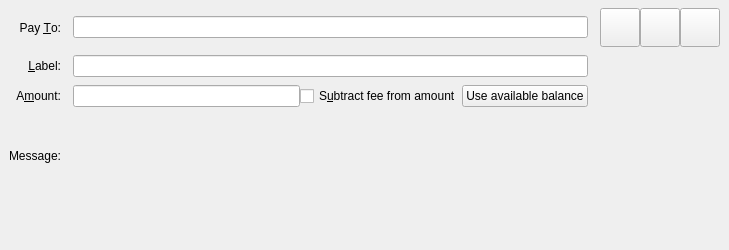
The window that src/qt/forms/sendcoinsentry.ui (Bitcoin-ABC/bitcoin-abc) describes before a commit, drawn with Qt 5.
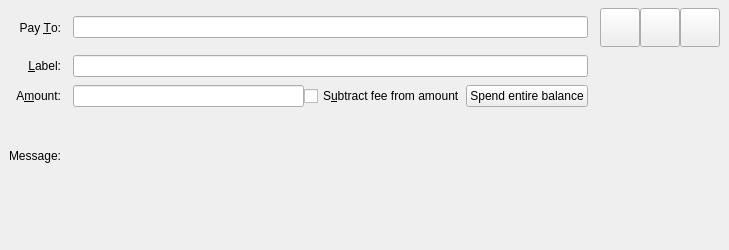
The same window after the commit. Icons and pictures are not drawn. Custom widgets are drawn as their Qt base class.

What changed in the file:
```diff
--- a/src/qt/forms/sendcoinsentry.ui
+++ b/src/qt/forms/sendcoinsentry.ui
@@ -180,7 +180,7 @@
       <item>
        <widget class="QPushButton" name="useAvailableBalanceButton">
         <property name="text">
-         <string>Use available balance</string>
+         <string>Spend entire balance</string>
         </property>
        </widget>
       </item>
```
